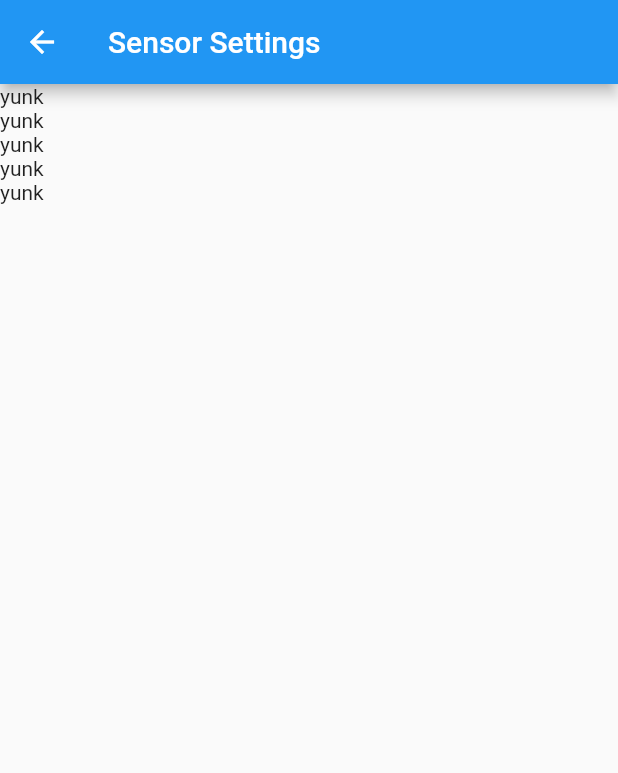
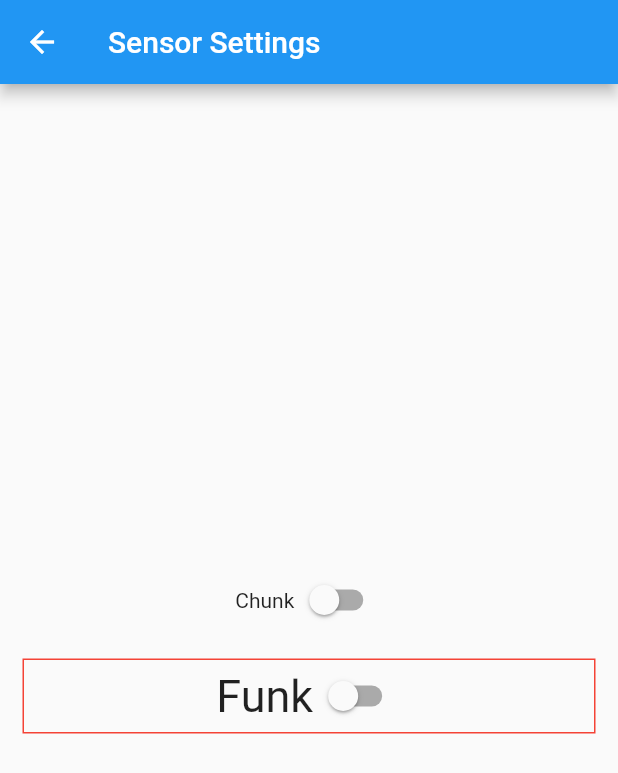
Before and after one commit to georgeredinger/flutter_course, a Flutter app: the Sensor screen opened directly, on a phone screen of 412 x 824 dp. Shown: the top 773 px of the screen. Run offline on Flutter 3.47's test engine with Material 2 defaults, Android fonts, the phone set to English and light mode, and no system bars.

Commit message:
sensor setings slide switches, persist with global var

```diff
--- a/lib/pages/home.dart
+++ b/lib/pages/home.dart
@@ -7,7 +7,6 @@ class HomePage extends StatelessWidget {
   @override
   Widget build(BuildContext context) {
     double width = MediaQuery.of(context).size.width;
-    print(width) ;
     return Scaffold(
       appBar: AppBar(
         title: Text('CloudList'),
--- a/lib/pages/sensorsettings.dart
+++ b/lib/pages/sensorsettings.dart
@@ -1,4 +1,7 @@
 import 'package:flutter/material.dart';
+
+bool _value1 = false;
+bool _value2 = false;
 
 class Sensor extends StatefulWidget {
   @override
@@ -7,19 +10,39 @@ class Sensor extends StatefulWidget {
   }
 }
 
-class _SensorState extends State <Sensor> {
+class _SensorState extends State<Sensor> {
+  void _onChanged1(bool value) => setState(() {
+        _value1 = value;
+      });
+
+  void _onChanged2(bool value) => setState(() {
+        _value2 = value;
+      });
+
   @override
   Widget build(BuildContext context) {
     return Scaffold(
       appBar: AppBar(
         title: Text('Sensor Settings'),
       ),
-      body: ListView(children: [
-        Text("yunk"),
-        Text("yunk"),
-        Text("yunk"),
-        Text("yunk"),
-        Text("yunk"),
+      body: Column(mainAxisAlignment: MainAxisAlignment.center, children: [
+        Row(
+            crossAxisAlignment: CrossAxisAlignment.center,
+            mainAxisAlignment: MainAxisAlignment.center,
+            children: [
+              Text("Chunk"),
+              Switch(value: _value1, onChanged: _onChanged1),
+            ]),
+        Container(
+            margin: EdgeInsets.all(15.0),
+            decoration: BoxDecoration(border: Border.all(color: Colors.red)),
+            child: Row(
+                crossAxisAlignment: CrossAxisAlignment.center,
+                mainAxisAlignment: MainAxisAlignment.center,
+                children: [
+                  Text( "Funk",style: TextStyle(fontSize: 30.0),),
+                  Switch(value: _value2, onChanged: _onChanged2),
+                ])),
       ]),
     );
   }
```
